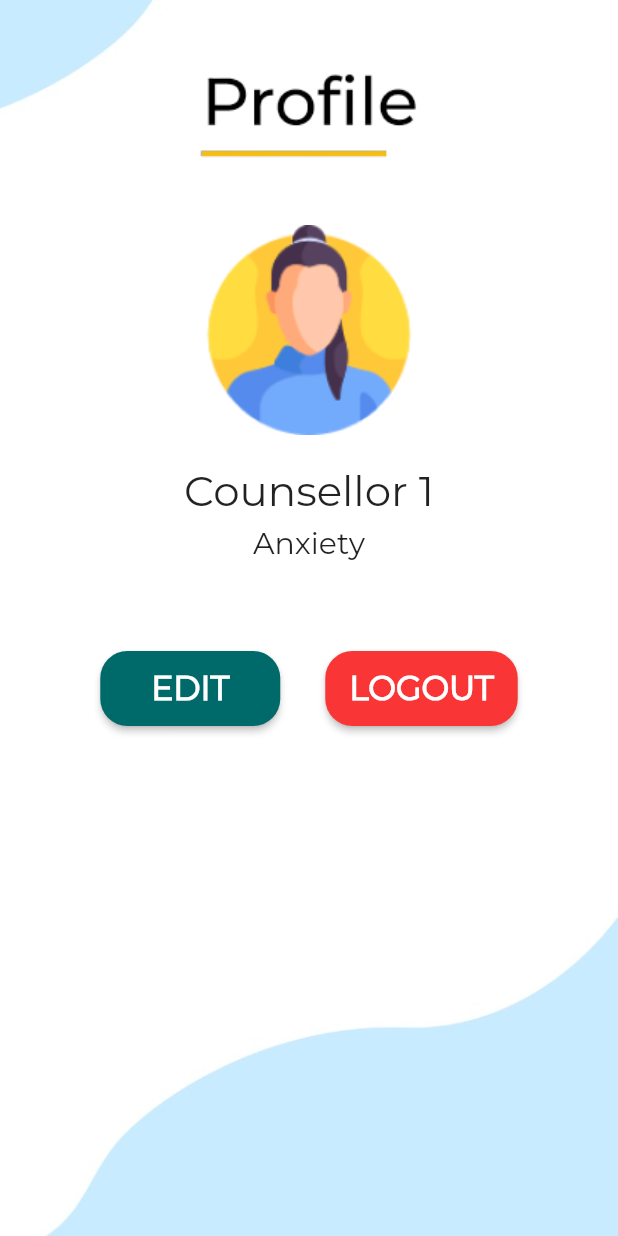
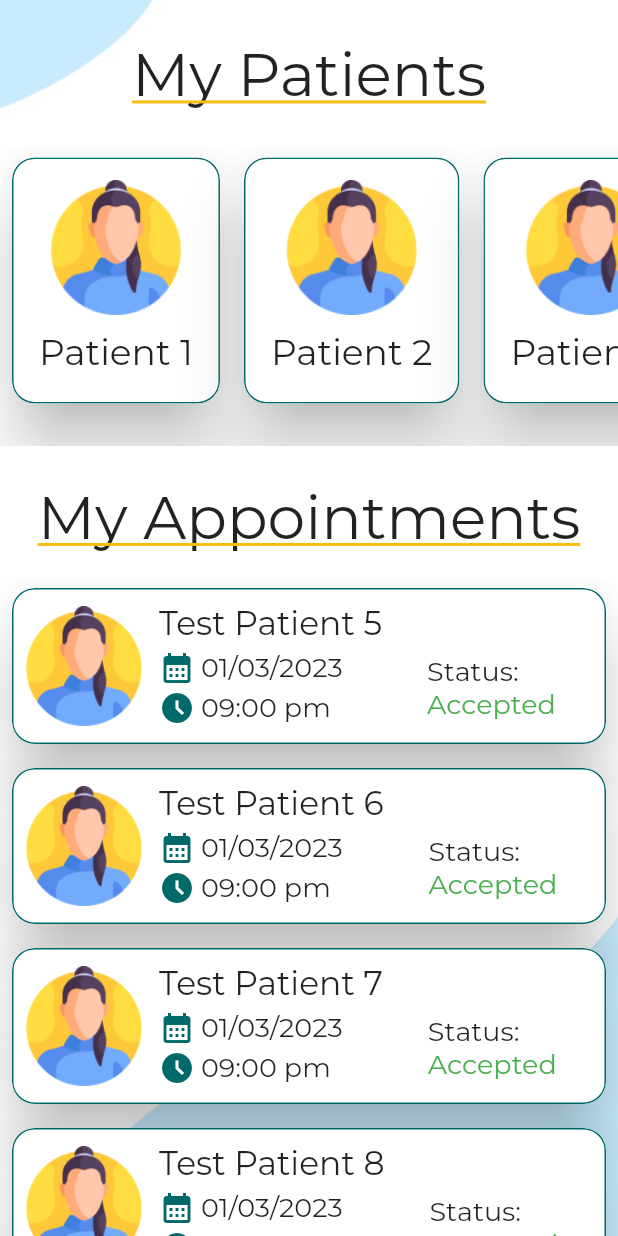
Before and after one commit to Jaffar17/Raabta---Final-Year-Project, a Flutter app: the LoginCounsellor screen opened directly, after a tap on "Sign In with", on a phone screen of 412 x 824 dp. Run offline on Flutter 3.47's test engine with Material 2 defaults, Android fonts, the phone set to English and light mode, and no system bars; our stand-ins replace dropdown_textfield.

Commit message:
Counsellor home screen done

```diff
--- a/lib/Counsellor/editprofile_counsellor.dart
+++ b/lib/Counsellor/editprofile_counsellor.dart
@@ -92,26 +92,26 @@ class _EditprofielCounsellorState extends State<EditprofielCounsellor> {
           ),
         ),
       ),
-      Padding(
-        padding: const EdgeInsets.only(
-            left: 16.0, right: 16.0, bottom: 20.0),
-        child: TextField(
-          controller: _cpassword,
-          obscureText: true,
-          decoration: InputDecoration(
-            labelText: "Password",
-            labelStyle: TextStyle(color: Color(0xff006A6A)),
-            focusedBorder: OutlineInputBorder(
-              borderRadius: BorderRadius.circular(12),
-              borderSide: BorderSide(color: Color(0xff006A6A)),
-            ),
-            enabledBorder: OutlineInputBorder(
-              borderRadius: BorderRadius.circular(12),
-              borderSide: BorderSide(color: Color(0xff006A6A)),
-            ),
-          ),
-        ),
-      ),
+      // Padding(
+      //   padding: const EdgeInsets.only(
+      //       left: 16.0, right: 16.0, bottom: 20.0),
+      //   child: TextField(
+      //     controller: _cpassword,
+      //     obscureText: true,
+      //     decoration: InputDecoration(
+      //       labelText: "Password",
+      //       labelStyle: TextStyle(color: Color(0xff006A6A)),
+      //       focusedBorder: OutlineInputBorder(
+      //         borderRadius: BorderRadius.circular(12),
+      //         borderSide: BorderSide(color: Color(0xff006A6A)),
+      //       ),
+      //       enabledBorder: OutlineInputBorder(
+      //         borderRadius: BorderRadius.circular(12),
+      //         borderSide: BorderSide(color: Color(0xff006A6A)),
+      //       ),
+      //     ),
+      //   ),
+      // ),
       Padding(
         padding: const EdgeInsets.only(
             left: 16.0, right: 16.0, bottom: 20.0),
@@ -159,7 +159,7 @@ class _EditprofielCounsellorState extends State<EditprofielCounsellor> {
         ),
       ),
       Padding(
-        padding: const EdgeInsets.only(left: 40, right: 40, top: 20),
+        padding: const EdgeInsets.only(left: 40, right: 40, top: 10),
         child: ElevatedButton(
           onPressed: () {
             // Navigator.push(context,
--- /dev/null
+++ b/lib/Counsellor/home_counsellor.dart
@@ -0,0 +1,304 @@
+import 'package:flutter/material.dart';
+
+class HomeCounsellor extends StatefulWidget {
+  const HomeCounsellor({Key? key}) : super(key: key);
+
+  @override
+  State<HomeCounsellor> createState() => _HomeCounsellorState();
+}
+
+class _HomeCounsellorState extends State<HomeCounsellor> {
+  List<Users> user = [
+    Users(name: "Patient 1", picture: "assets/images/ProfilePic.png"),
+    Users(name: "Patient 2", picture: "assets/images/ProfilePic.png"),
+    Users(name: "Patient 3", picture: "assets/images/ProfilePic.png"),
+    Users(name: "Patient 4", picture: "assets/images/ProfilePic.png"),
+  ];
+  List<Appointments> appointment = [
+    Appointments(
+        name: "Test Patient 5",
+        picture: "assets/images/ProfilePic.png",
+        date: "01/03/2023",
+        time: "09:00 pm",
+        status: "Accepted"),
+    Appointments(
+        name: "Test Patient 6",
+        picture: "assets/images/ProfilePic.png",
+        date: "01/03/2023",
+        time: "09:00 pm",
+        status: "Accepted"),
+    Appointments(
+        name: "Test Patient 7",
+        picture: "assets/images/ProfilePic.png",
+        date: "01/03/2023",
+        time: "09:00 pm",
+        status: "Accepted"),
+    Appointments(
+        name: "Test Patient 8",
+        picture: "assets/images/ProfilePic.png",
+        date: "01/03/2023",
+        time: "09:00 pm",
+        status: "Accepted"),
+  ];
+
+  @override
+  Widget build(BuildContext context) {
+    return SafeArea(
+        child: Scaffold(
+      body: SingleChildScrollView(
+        child: Container(
+          width: MediaQuery.of(context).size.width,
+          height: MediaQuery.of(context).size.height,
+          decoration: BoxDecoration(
+              image: DecorationImage(
+                  image: AssetImage("assets/images/Background.jpeg"),
+                  fit: BoxFit.cover)),
+          child: Column(
+            children: [
+              Padding(
+                padding: const EdgeInsets.only(
+                    top: 25, bottom: 15, right: 20, left: 20),
+                child: Text(
+                  "My Patients",
+                  style: TextStyle(
+                      fontSize: 40,
+                      fontWeight: FontWeight.w500,
+                      decoration: TextDecoration.underline,
+                      decorationColor: Color(0xFFF6BD12)),
+                ),
+              ),
+              Padding(
+                  padding: const EdgeInsets.only(top: 8, bottom: 8.0),
+                  child: Container(
+                    width: MediaQuery.of(context).size.width,
+                    height: 200,
+                    child: ListView.builder(
+                      shrinkWrap: true,
+                      physics: ClampingScrollPhysics(),
+                      scrollDirection: Axis.horizontal,
+                      itemCount: user.length,
+                      itemBuilder: (BuildContext context, int index) {
+                        return Column(
+                          children: [
+                            Card(
+                              elevation: 18.0,
+                              shape: RoundedRectangleBorder(
+                                  side: const BorderSide(
+                                      color: Color(0xFF006A6A), width: 1.0),
+                                  borderRadius: BorderRadius.circular(15)),
+                              clipBehavior: Clip.antiAlias,
+                              margin: const EdgeInsets.all(8.0),
+                              child: Column(
+                                mainAxisAlignment: MainAxisAlignment.center,
+                                crossAxisAlignment: CrossAxisAlignment.center,
+                                children: [
+                                  Padding(
+                                    padding: const EdgeInsets.only(
+                                        top: 15, right: 20, left: 20),
+                                    child: CircleAvatar(
+                                      backgroundColor: Color(0xFFffffff),
+                                      radius: 45,
+                                      child: Image.asset(
+                                        user[index].picture,
+                                        fit: BoxFit.cover,
+                                        height: 100.0,
+                                        width: 100.0,
+                                      ),
+                                    ),
+                                  ),
+                                  Padding(
+                                    padding: const EdgeInsets.only(
+                                        top: 10,
+                                        bottom: 20,
+                                        right: 18,
+                                        left: 18),
+                                    child: Text(
+                                      user[index].name,
+                                      // listData.data[position].title,
+                                      style: TextStyle(
+                                        fontSize: 24.0,
+                                        fontWeight: FontWeight.w500,
+                                      ),
+                                    ),
+                                  ),
+                                ],
+                              ),
+                            ),
+                          ],
+                        );
+                      },
+                    ),
+                  )),
+              Padding(
+                padding: const EdgeInsets.only(
+                    top: 15, bottom: 15, right: 10, left: 10),
+                child: Text(
+                  "My Appointments",
+                  style: TextStyle(
+                      fontSize: 40,
+                      fontWeight: FontWeight.w500,
+                      decoration: TextDecoration.underline,
+                      decorationColor: Color(0xFFF6BD12)),
+                ),
+              ),
+              Expanded(
+                child: ListView.builder(
+                  shrinkWrap: true,
+                  physics: ClampingScrollPhysics(),
+                  scrollDirection: Axis.vertical,
+                  itemCount: appointment.length,
+                  itemBuilder: (BuildContext context, int index) {
+                    return Column(
+                      children: [
+                        Card(
+                          elevation: 18.0,
+                          shape: RoundedRectangleBorder(
+                              side: const BorderSide(
+                                  color: Color(0xFF006A6A), width: 1.0),
+                              borderRadius: BorderRadius.circular(15)),
+                          clipBehavior: Clip.antiAlias,
+                          margin: const EdgeInsets.all(8.0),
+                          child: Row(
+                            mainAxisAlignment: MainAxisAlignment.start,
+                            crossAxisAlignment: CrossAxisAlignment.center,
+                            children: [
+                              Padding(
+                                padding: const EdgeInsets.only(
+                                    top: 12, bottom: 12, right: 10, left: 8),
+                                child: CircleAvatar(
+                                  backgroundColor: Color(0xFFffffff),
+                                  radius: 40,
+                                  child: Image.asset(
+                                    appointment[index].picture,
+                                  ),
+                                ),
+                              ),
+                              Row(
+                                mainAxisAlignment: MainAxisAlignment.center,
+                                crossAxisAlignment: CrossAxisAlignment.center,
+                                children: [
+                                  Column(
+                                    mainAxisAlignment: MainAxisAlignment.center,
+                                    crossAxisAlignment:
+                                        CrossAxisAlignment.start,
+                                    children: [
+                                      Padding(
+                                        padding: const EdgeInsets.only(
+                                            top: 3, bottom: 4),
+                                        child: Text(
+                                          appointment[index].name,
+                                          // listData.data[position].title,
+                                          style: TextStyle(
+                                            fontSize: 22.0,
+                                            fontWeight: FontWeight.w500,
+                                          ),
+                                        ),
+                                      ),
+                                      Row(
+                                        children: [
+                                          Icon(
+                                            Icons.calendar_month_sharp,
+                                            color: Color(0xFF006A6A),
+                                          ),
+                                          Padding(
+                                            padding:
+                                                const EdgeInsets.only(left: 4),
+                                            child: Text(
+                                              appointment[index].date,
+                                              // listData.data[position].title,
+                                              style: TextStyle(
+                                                fontSize: 18.0,
+                                                fontWeight: FontWeight.w500,
+                                              ),
+                                            ),
+                                          ),
+                                        ],
+                                      ),
+                                      Padding(
+                                        padding: const EdgeInsets.only(
+                                            top: 3, bottom: 5),
+                                        child: Row(
+                                          children: [
+                                            Icon(Icons.access_time_filled,
+                                                color: Color(0xFF006A6A)),
+                                            Padding(
+                                              padding: const EdgeInsets.only(
+                                                  left: 4),
+                                              child: Text(
+                                                appointment[index].time,
+                                                // listData.data[position].title,
+                                                style: TextStyle(
+                                                  fontSize: 18.0,
+                                                  fontWeight: FontWeight.w500,
+                                                ),
+                                              ),
+                                            ),
+                                          ],
+                                        ),
+                                      ),
+                                    ],
+                                  ),
+                                  Padding(
+                                    padding: const EdgeInsets.only(
+                                        top: 30, left: 30),
+                                    child: Column(
+                                      mainAxisAlignment: MainAxisAlignment.end,
+                                      crossAxisAlignment:
+                                          CrossAxisAlignment.start,
+                                      children: [
+                                        Text(
+                                          "Status:",
+                                          style: TextStyle(
+                                            fontSize: 18.0,
+                                            fontWeight: FontWeight.w500,
+                                          ),
+                                        ),
+                                        Text(
+                                          appointment[index].status,
+                                          style: TextStyle(
+                                              fontSize: 18.0,
+                                              fontWeight: FontWeight.w500,
+                                              color: Colors.green),
+                                        )
+                                      ],
+                                    ),
+                                  )
+                                ],
+                              ),
+                            ],
+                          ),
+                        ),
+                      ],
+                    );
+                  },
+                ),
+              ),
+            ],
+          ),
+        ),
+      ),
+    ));
+  }
+}
+
+class Users {
+  String name;
+  String picture;
+
+  Users({required this.name, required this.picture});
+}
+
+class Appointments {
+  String name;
+  String picture;
+  String date;
+  String time;
+  String status;
+
+  Appointments(
+      {required this.name,
+      required this.picture,
+      required this.date,
+      required this.time,
+      required this.status});
+}
--- a/lib/Counsellor/login_counsellor.dart
+++ b/lib/Counsellor/login_counsellor.dart
@@ -1,4 +1,5 @@
 import 'package:flutter/material.dart';
+import 'package:raabta_fyp/Counsellor/home_counsellor.dart';
 import 'package:raabta_fyp/Counsellor/viewprofile_counsellor.dart';
 
 class LoginCounsellor extends StatefulWidget {
@@ -41,7 +42,7 @@ class _LoginCounsellorState extends State<LoginCounsellor> {
                   child: ElevatedButton(
                     onPressed: () {
                       Navigator.push(context,
-                          MaterialPageRoute(builder: (context) => ViewprofileCounsellor()));
+                          MaterialPageRoute(builder: (context) => HomeCounsellor()));
                       //
                     },
                     child: Row(
```
